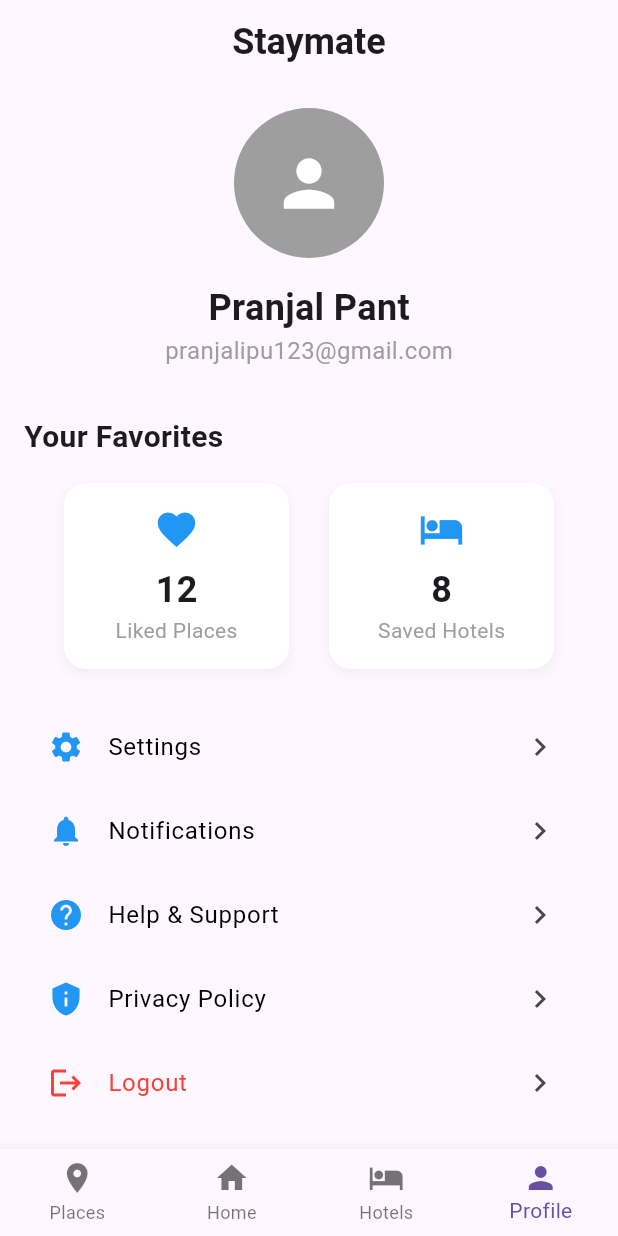
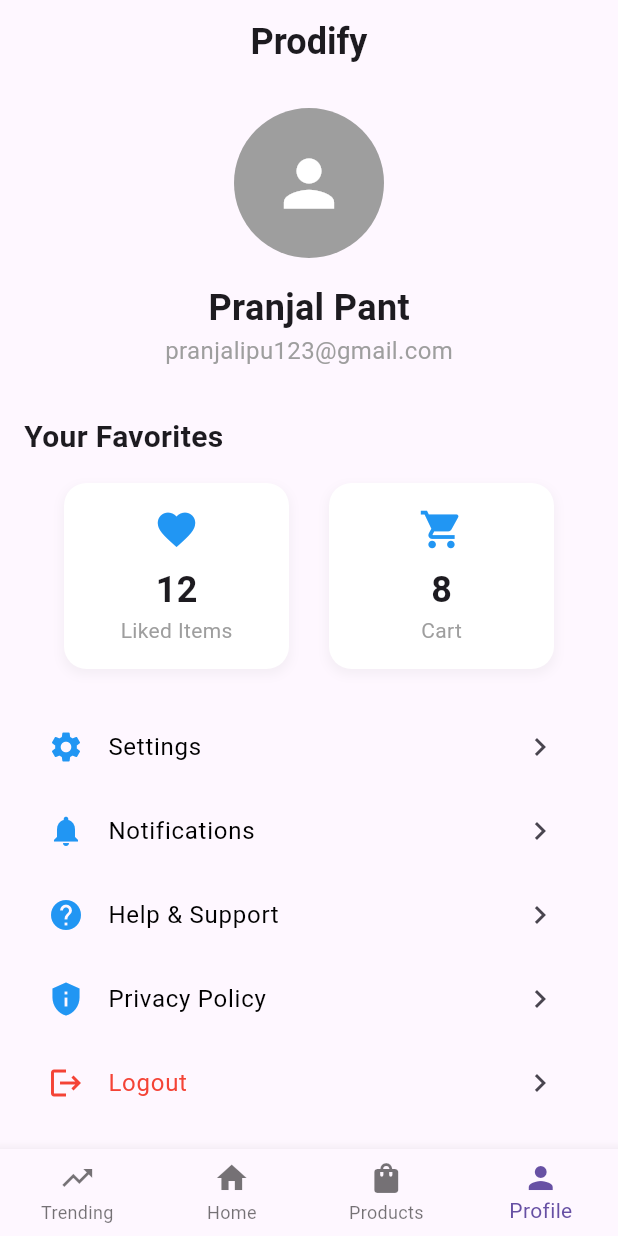
Before and after one commit to dotpranjal/Staymate, a Flutter app: the screen it shows after launch, item 4 of the bottom bar chosen, on a phone screen of 412 x 824 dp. Run offline on Flutter 3.47's test engine with Material 3 defaults, Android fonts, the phone set to English and light mode, and no system bars; our stand-ins replace flutter_card_swiper; network calls fail.

Commit message:
product name plus features changed

```diff
--- a/lib/main.dart
+++ b/lib/main.dart
@@ -36,9 +36,9 @@ class _MainScreenState extends State<MainScreen> {
   int _currentIndex = 1; // Start with home screen
 
   final List<Widget> _screens = [
-    const PlacesScreen(),
+    const TrendingScreen(),
     const HomeScreen(),
-    const HotelsScreen(),
+    const ProductScreen(),
     const ProfileScreen(),
   ];
 
@@ -47,7 +47,7 @@ class _MainScreenState extends State<MainScreen> {
     return Scaffold(
       appBar: AppBar(
         title: const Text(
-          'Staymate',
+          'Prodify',
           style: TextStyle(
             fontSize: 24,
             fontWeight: FontWeight.bold,
@@ -66,16 +66,16 @@ class _MainScreenState extends State<MainScreen> {
         },
         items: const [
           BottomNavigationBarItem(
-            icon: Icon(Icons.place),
-            label: 'Places',
+            icon: Icon(Icons.trending_up),
+            label: 'Trending',
           ),
           BottomNavigationBarItem(
             icon: Icon(Icons.home),
             label: 'Home',
           ),
           BottomNavigationBarItem(
-            icon: Icon(Icons.hotel),
-            label: 'Hotels',
+            icon: Icon(Icons.shopping_bag),
+            label: 'Products',
           ),
           BottomNavigationBarItem(
             icon: Icon(Icons.person),
--- a/lib/screens/profile/profile_screen.dart
+++ b/lib/screens/profile/profile_screen.dart
@@ -40,12 +40,12 @@ class ProfileScreen extends StatelessWidget {
             items: [
               _buildStatCard(
                 icon: Icons.favorite,
-                label: 'Liked Places',
+                label: 'Liked Items',
                 value: '12',
               ),
               _buildStatCard(
-                icon: Icons.hotel,
-                label: 'Saved Hotels',
+                icon: Icons.shopping_cart,
+                label: 'Cart',
                 value: '8',
               ),
             ],
```
Also changed, not shown: lib/screens/hotels/hotels_screen.dart (+50 -50 lines), lib/screens/places/places_screen.dart (+15 -13 lines).
